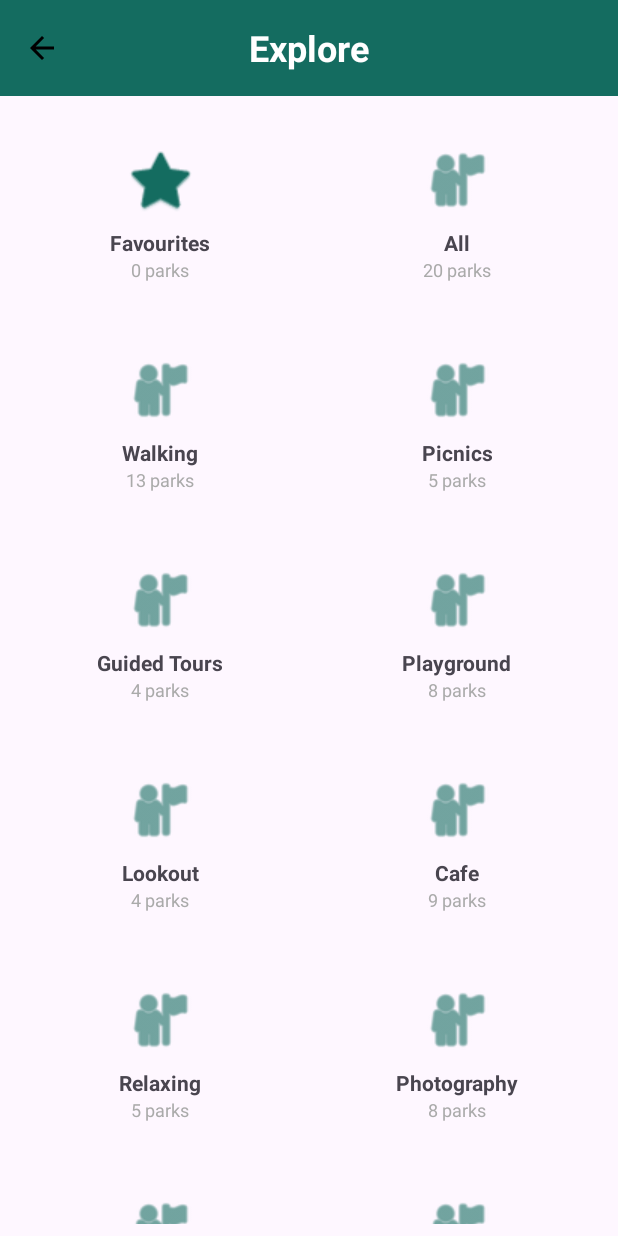
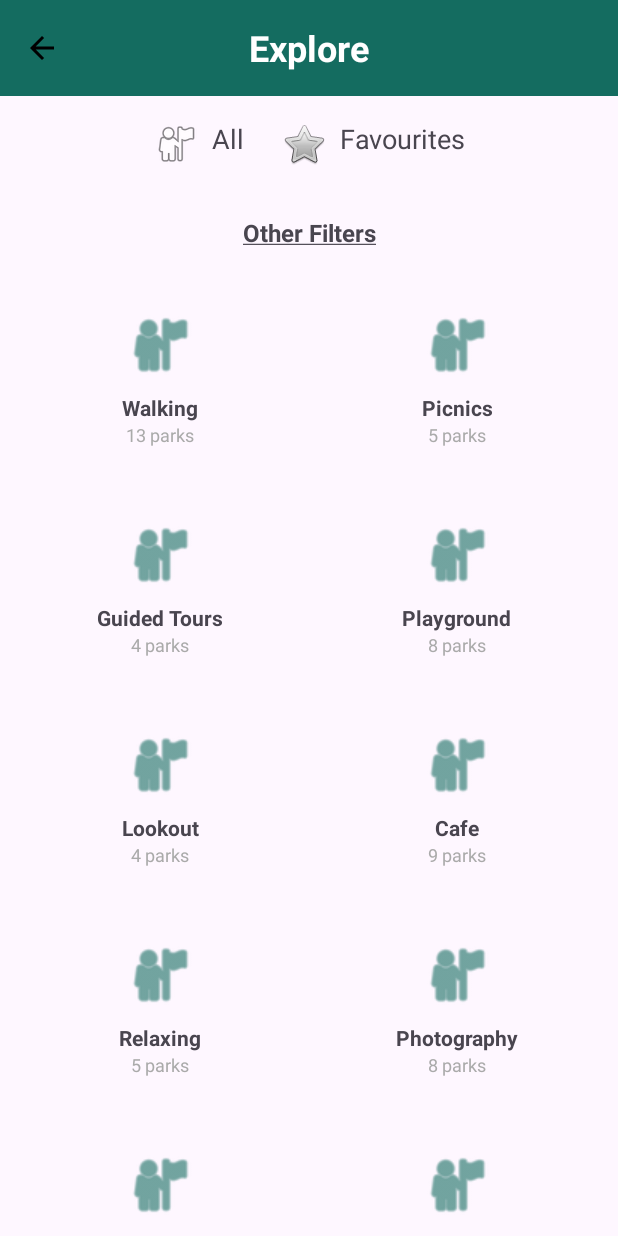
Before and after one commit to MitchellPescud/COMP2008-Assignment-1, an Android app: the Explore screen opened directly, with no data from a screen before it, on a phone screen of 412 x 824 dp. Run offline under Robolectric (Android 15) with nearby library versions, the phone set to English and light mode, and no system bars.

Commit message:
Another update
updated explore page

```diff
--- a/app/src/main/java/com/example/comp2008assignment1/Explore.kt
+++ b/app/src/main/java/com/example/comp2008assignment1/Explore.kt
@@ -10,10 +10,13 @@ import androidx.recyclerview.widget.GridLayoutManager
 import androidx.recyclerview.widget.RecyclerView
 import com.google.android.material.appbar.MaterialToolbar
 import androidx.core.content.ContextCompat
+import android.widget.TextView
+import android.text.SpannableString
+import android.text.style.UnderlineSpan
 
 // Explore Activity
-// Shows all available categories of parks in a grid (e.g. All, Playgrounds, Sports, Favourites).
-// Clicking a category opens ParkListActivity or Favourites.
+// Shows all available categories of parks in a grid (e.g. Playgrounds, Sports).
+// Clicking a category opens ParkListActivity. "All" and "Favourites" are fixed at the top.
 class Explore : AppCompatActivity() {
     private lateinit var recycler: RecyclerView
     private lateinit var adapter: CategoryAdapter
@@ -46,28 +49,35 @@ class Explore : AppCompatActivity() {
             finish()
         }
 
-        // --- RecyclerView setup for category grid ---
+        // --- Fixed "All" button click handler ---
+        findViewById<TextView>(R.id.allButton).setOnClickListener {
+            startActivity(Intent(this, ParkListActivity::class.java))
+        }
+
+        // --- Fixed "Favourites" button click handler ---
+        findViewById<TextView>(R.id.favouritesButton).setOnClickListener {
+            startActivity(Intent(this, Favourites::class.java))
+        }
+
+        // --- Set underline for "Other Filters" header ---
+        val otherFiltersText = findViewById<TextView>(R.id.otherFiltersHeader)
+        val spannableString = SpannableString(otherFiltersText.text)
+        spannableString.setSpan(UnderlineSpan(), 0, spannableString.length, 0)
+        otherFiltersText.text = spannableString
+
+        // --- RecyclerView setup for category grid (excluding "All" and "Favourites") ---
         recycler = findViewById(R.id.recyclerCategories)
         recycler.layoutManager = GridLayoutManager(this, 2)
 
-        // Build categories list with counts from ParkRepository
+        // Build categories list with counts from ParkRepository, excluding "All" and "Favourites"
         val parks = ParkRepository.getAll()
-        val categories = deriveCategoriesWithCounts(parks)
-
-        // Add Favourites as a special card at the start
-        val allWithFav = listOf(CategoryItem("Favourites", 0, android.R.drawable.btn_star)) + categories
+        val categories = deriveCategoriesWithCounts(parks).filter { it.name !in listOf("All", "Favourites") }
 
         // Bind to adapter (handles click events)
-        adapter = CategoryAdapter(allWithFav) { category ->
-            when (category.name) {
-                "Favourites" -> startActivity(Intent(this, Favourites::class.java))
-                "All" -> startActivity(Intent(this, ParkListActivity::class.java))
-                else -> {
-                    val intent = Intent(this, ParkListActivity::class.java)
-                    intent.putExtra("extra_initial_category", category.name) // literal key
-                    startActivity(intent)
-                }
-            }
+        adapter = CategoryAdapter(categories) { category ->
+            val intent = Intent(this, ParkListActivity::class.java)
+            intent.putExtra("extra_initial_category", category.name) // literal key
+            startActivity(intent)
         }
         recycler.adapter = adapter
     }
--- a/app/src/main/res/layout/activity_explore.xml
+++ b/app/src/main/res/layout/activity_explore.xml
@@ -1,5 +1,5 @@
 <?xml version="1.0" encoding="utf-8"?>
-<!-- Explore screen layout: toolbar + category grid -->
+<!-- Explore screen layout: toolbar + fixed "All" and "Favourites" buttons + "Other Filters" header + category grid -->
 <androidx.constraintlayout.widget.ConstraintLayout
     xmlns:android="http://schemas.android.com/apk/res/android"
     xmlns:app="http://schemas.android.com/apk/res-auto"
@@ -28,13 +28,65 @@
             android:textColor="?attr/colorOnPrimary" />
     </com.google.android.material.appbar.MaterialToolbar>
 
+    <!-- Fixed "All" and "Favourites" buttons -->
+    <LinearLayout
+        android:id="@+id/buttonContainer"
+        android:layout_width="match_parent"
+        android:layout_height="wrap_content"
+        android:padding="8dp"
+        android:orientation="horizontal"
+        android:gravity="center"
+        app:layout_constraintTop_toBottomOf="@id/toolbar"
+        app:layout_constraintStart_toStartOf="parent"
+        app:layout_constraintEnd_toEndOf="parent">
+
+        <TextView
+            android:id="@+id/allButton"
+            android:layout_width="wrap_content"
+            android:layout_height="wrap_content"
+            android:text="All"
+            android:textSize="18sp"
+            android:drawablePadding="8dp"
+            android:drawableLeft="@android:drawable/ic_menu_myplaces"
+            android:padding="8dp"
+            android:background="?attr/selectableItemBackground"
+            android:layout_marginEnd="8dp" />
+
+        <TextView
+            android:id="@+id/favouritesButton"
+            android:layout_width="wrap_content"
+            android:layout_height="wrap_content"
+            android:text="Favourites"
+            android:textSize="18sp"
+            android:drawablePadding="8dp"
+            android:drawableLeft="@android:drawable/btn_star"
+            android:padding="8dp"
+            android:background="?attr/selectableItemBackground" />
+    </LinearLayout>
+
+    <!-- "Other Filters" header  -->
+    <TextView
+        android:id="@+id/otherFiltersHeader"
+        android:layout_width="wrap_content"
+        android:layout_height="wrap_content"
+        android:text="Other Filters"
+        android:textSize="16sp"
+        android:textStyle="bold"
+        android:padding="8dp"
+        android:background="?attr/selectableItemBackground"
+        android:gravity="center"
+        android:layout_marginTop="8dp"
+        app:layout_constraintTop_toBottomOf="@id/buttonContainer"
+        app:layout_constraintStart_toStartOf="parent"
+        app:layout_constraintEnd_toEndOf="parent" />
+
     <!-- Grid of categories -->
     <androidx.recyclerview.widget.RecyclerView
         android:id="@+id/recyclerCategories"
         android:layout_width="0dp"
         android:layout_height="0dp"
         android:padding="8dp"
-        app:layout_constraintTop_toBottomOf="@id/toolbar"
+        app:layout_constraintTop_toBottomOf="@id/otherFiltersHeader"
         app:layout_constraintBottom_toBottomOf="parent"
         app:layout_constraintStart_toStartOf="parent"
         app:layout_constraintEnd_toEndOf="parent"
```
